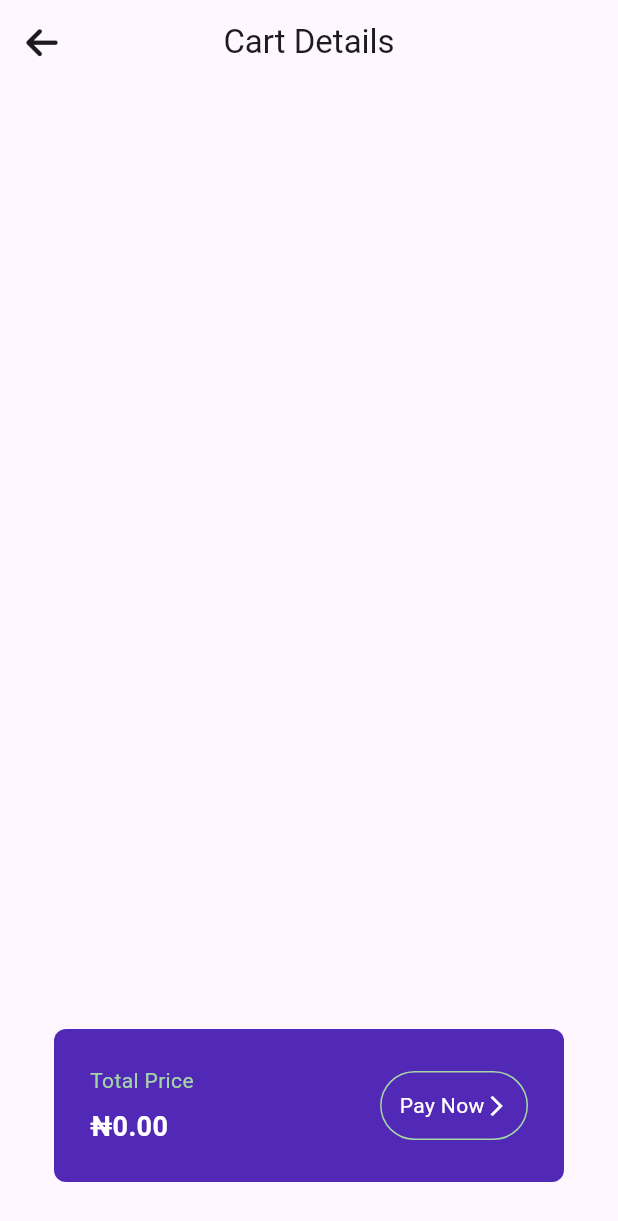
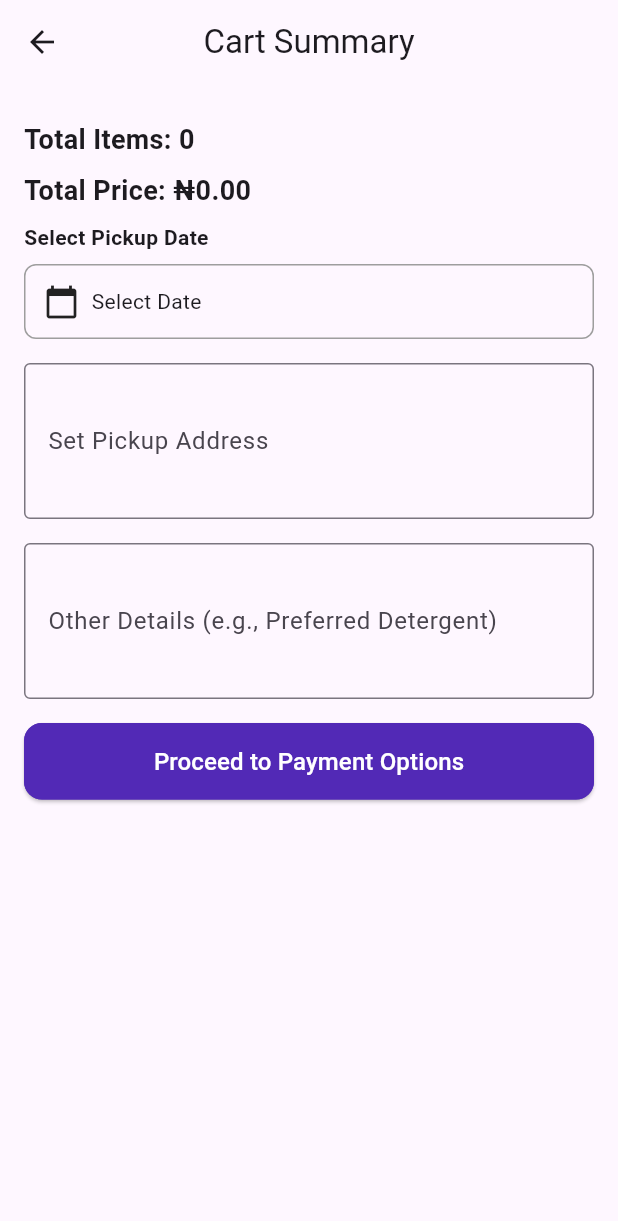
Before and after one commit to Atinuke-Manuels/WTF_CAPSTONE_PROJECT, a Flutter app: the CartDetailsPage screen opened directly, after a tap on "Pay Now", on a phone screen of 412 x 824 dp. Shown: the top 1221 px of the screen. Run offline on Flutter 3.47's test engine with Material 3 defaults, Android fonts, the light colour scheme and no system bars; our stand-ins replace animated_splash_screen, bloc, cloud_firestore, equatable, firebase_auth, firebase_core and 9 more; missing offline and left inert: email_auth; accounts and stored records are empty.

Commit message:
Added Cart Summary Page

```diff
--- a/lib/features/cart/pages/cart_details_page.dart
+++ b/lib/features/cart/pages/cart_details_page.dart
@@ -3,10 +3,12 @@ import 'package:flutter_screenutil/flutter_screenutil.dart';
 import 'package:font_awesome_flutter/font_awesome_flutter.dart';
 import 'package:provider/provider.dart';
 
+import '../../../global/common/toast.dart';
 import '../model/cart_model.dart';
+import 'cart_summary_page.dart';
 
 class CartDetailsPage extends StatelessWidget {
-  const CartDetailsPage({super.key});
+  const CartDetailsPage({Key? key}) : super(key: key);
 
   @override
   Widget build(BuildContext context) {
@@ -24,21 +26,35 @@ class CartDetailsPage extends StatelessWidget {
       ),
       body: Consumer<CartModel>(
         builder: (context, value, child) {
+          final totalItems = value.cartItems.length; // Get total items
+          double totalPrice = 0.0;
+          try {
+            totalPrice = double.parse(value.calculateTotal());
+          } catch (e) {
+            // Handle parsing error
+            // You can show an error message, use a default value, or skip the item
+            // Example:
+            showToast(message: "Error parsing total price: ${e.toString()}");
+            // totalPrice = 0; // Or any default value
+          } // Get total price
+
           return Column(
             crossAxisAlignment: CrossAxisAlignment.start,
             children: [
-              SizedBox(height: MediaQuery.of(context).size.height * 0.02.h,),
-              // list view of cart
+              SizedBox(height: MediaQuery
+                  .of(context)
+                  .size
+                  .height * 0.02.h),
               Expanded(
                 child: Padding(
                   padding: const EdgeInsets.all(8.0),
                   child: ListView.builder(
-                    itemCount: value.cartItems.length,
+                    itemCount: totalItems,
                     padding: EdgeInsets.all(6),
                     itemBuilder: (context, index) {
-                      final itemCount = value.getItemCountForIndex(index); // Get item count
-                      // Calculate the total price for the item considering the item count
-                      double totalPrice = double.parse(value.cartItems[index][1]) * 1 ;
+                      final itemCount = value.getItemCountForIndex(index);
+                      double totalPrice = double.parse(value
+                          .cartItems[index][1]) * 1;
                       return Padding(
                         padding: const EdgeInsets.all(4.0),
                         child: Container(
@@ -52,23 +68,24 @@ class CartDetailsPage extends StatelessWidget {
                               height: 36,
                             ),
                             title: Text(
-                              '${value.cartItems[index][0]} x $itemCount', // Display item count
+                              '${value.cartItems[index][0]} x $itemCount',
                               style: const TextStyle(fontSize: 14),
                             ),
                             subtitle: Text(
                               '₦$totalPrice',
-                              style: const TextStyle(fontSize: 10, fontWeight: FontWeight.bold),
+                              style: const TextStyle(
+                                  fontSize: 10, fontWeight: FontWeight.bold),
                             ),
                             trailing: IconButton(
                               icon: const Icon(Icons.close, size: 24,),
-                              onPressed: () => Provider.of<CartModel>(context, listen: false)
-                                  .removeItemFromCart(index),
+                              onPressed: () =>
+                                  Provider.of<CartModel>(context, listen: false)
+                                      .removeItemFromCart(index),
                             ),
                           ),
                         ),
                       );
                     },
-
                   ),
                 ),
               ),
@@ -80,7 +97,9 @@ class CartDetailsPage extends StatelessWidget {
                 child: Container(
                   decoration: BoxDecoration(
                     borderRadius: BorderRadius.circular(8),
-                    color: Theme.of(context).primaryColor,
+                    color: Theme
+                        .of(context)
+                        .primaryColor,
                   ),
                   padding: const EdgeInsets.all(24),
                   child: Row(
@@ -111,12 +130,21 @@ class CartDetailsPage extends StatelessWidget {
                       // pay now
                       GestureDetector(
                         onTap: () {
-                          // Implement pay now functionality
+                          Navigator.push(
+                            context,
+                            MaterialPageRoute(
+                              builder: (context) =>
+                                  CartSummaryPage(totalItems: totalItems,
+                                      totalPrice: totalPrice),
+                            ),
+                          );
                         },
                         child: Container(
                           decoration: BoxDecoration(
-                            border: Border.all(color: Colors.green.shade200),
                             borderRadius: BorderRadius.circular(28),
+                            color: Theme
+                                .of(context)
+                                .primaryColor,
                           ),
                           padding: const EdgeInsets.all(12),
                           child: Row(
@@ -144,5 +172,4 @@ class CartDetailsPage extends StatelessWidget {
       ),
     );
   }
-
 }
--- /dev/null
+++ b/lib/features/cart/pages/cart_summary_page.dart
@@ -0,0 +1,125 @@
+import 'package:flutter/material.dart';
+import 'package:laundry_ease/features/onboarding/widgets/button_item.dart';
+
+class CartSummaryPage extends StatefulWidget {
+  final int totalItems;
+  final double totalPrice;
+
+  const CartSummaryPage({
+    Key? key,
+    required this.totalItems,
+    required this.totalPrice,
+  }) : super(key: key);
+
+  @override
+  _CartSummaryPageState createState() => _CartSummaryPageState();
+}
+
+class _CartSummaryPageState extends State<CartSummaryPage> {
+  DateTime? selectedDate;
+
+  void _selectDate(BuildContext context) async {
+    final DateTime? pickedDate = await showDatePicker(
+      context: context,
+      initialDate: DateTime.now(),
+      firstDate: DateTime.now(),
+      lastDate: DateTime(DateTime.now().year + 1),
+    );
+    if (pickedDate != null && pickedDate != selectedDate) {
+      setState(() {
+        selectedDate = pickedDate;
+      });
+    }
+  }
+
+  @override
+  Widget build(BuildContext context) {
+    return Scaffold(
+      appBar: AppBar(
+        title: Text('Cart Summary'),
+        centerTitle: true,
+      ),
+      body: SingleChildScrollView(
+        padding: EdgeInsets.all(16.0),
+        child: Column(
+          crossAxisAlignment: CrossAxisAlignment.start,
+          children: [
+            Padding(
+              padding: const EdgeInsets.symmetric(vertical: 8.0),
+              child: Text(
+                'Total Items: ${widget.totalItems}',
+                style: TextStyle(fontSize: 18.0, fontWeight: FontWeight.bold),
+              ),
+            ),
+            Padding(
+              padding: const EdgeInsets.only(bottom: 8.0),
+              child: Text(
+                'Total Price: \₦${widget.totalPrice.toStringAsFixed(2)}',
+                style: TextStyle(fontSize: 18.0, fontWeight: FontWeight.bold),
+              ),
+            ),
+            // Section to select pickup date
+            Padding(
+              padding: const EdgeInsets.only(bottom: 16.0),
+              child: Column(
+                crossAxisAlignment: CrossAxisAlignment.start,
+                children: [
+                  Text(
+                    'Select Pickup Date',
+                    style: TextStyle(fontWeight: FontWeight.bold),
+                  ),
+                  SizedBox(height: 8),
+                  InkWell(
+                    onTap: () {
+                      _selectDate(context);
+                    },
+                    child: Container(
+                      padding: EdgeInsets.all(12),
+                      decoration: BoxDecoration(
+                        border: Border.all(color: Colors.grey),
+                        borderRadius: BorderRadius.circular(8),
+                      ),
+                      child: Row(
+                        children: [
+                          Icon(Icons.calendar_today),
+                          SizedBox(width: 8),
+                          Text(selectedDate != null
+                              ? selectedDate!.toString().substring(0, 10)
+                              : 'Select Date'),
+                        ],
+                      ),
+                    ),
+                  ),
+                ],
+              ),
+            ),
+            // Section to set pickup address
+            Padding(
+              padding: const EdgeInsets.only(bottom: 16.0),
+              child: TextFormField(
+                maxLines: 3,
+                decoration: InputDecoration(
+                  labelText: 'Set Pickup Address',
+                  border: OutlineInputBorder(),
+                ),
+              ),
+            ),
+            // Section to add additional info (e.g., preferred detergent)
+            Padding(
+              padding: const EdgeInsets.only(bottom: 16.0),
+              child: TextFormField(
+                maxLines: 3,
+                decoration: InputDecoration(
+                  labelText: 'Other Details (e.g., Preferred Detergent)',
+                  border: OutlineInputBorder(),
+                ),
+              ),
+            ),
+            // Button to proceed to payment options
+            ButtonItem(title: "Proceed to Payment Options", onPress: (){}, backgroundColor: Theme.of(context).primaryColor,)
+          ],
+        ),
+      ),
+    );
+  }
+}
```
